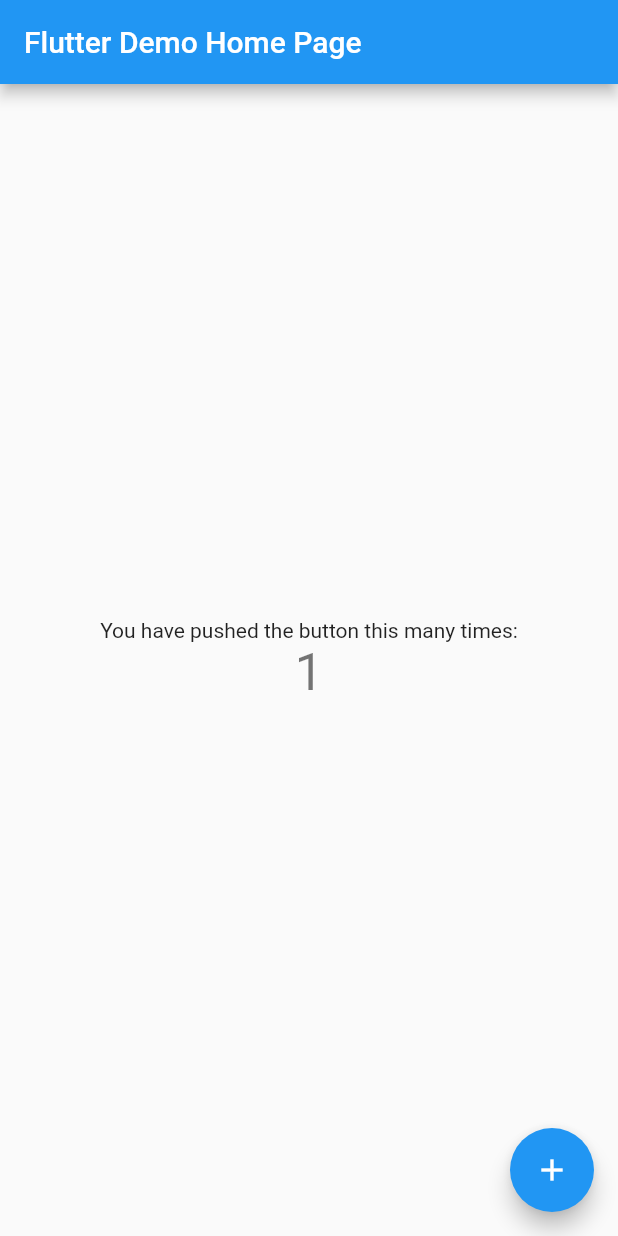
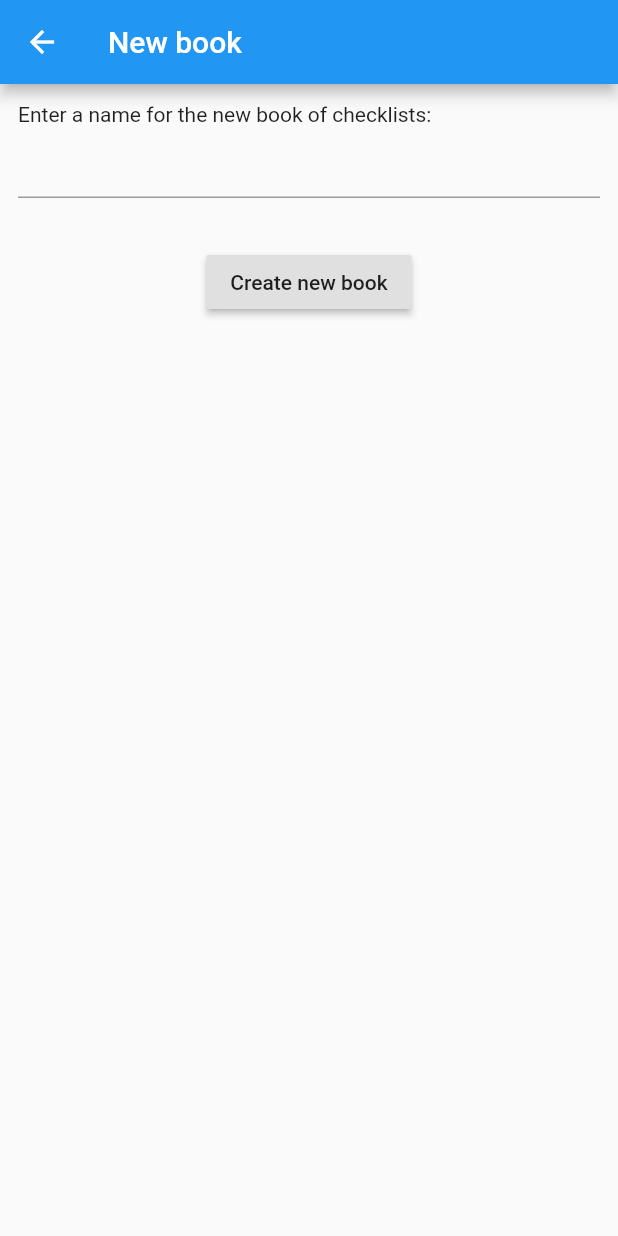
Before and after one commit to tlarsendataguy/checklist, a Flutter app: the screen it shows after launch, after a tap on the "add" icon, on a phone screen of 412 x 824 dp. Run offline on Flutter 3.47's test engine with Material 2 defaults, Android fonts, the phone set to English and light mode, and no system bars; missing offline and left inert: command, commandlist.

Commit message:
Refactor Container to Book, add initial UI pages

```diff
--- a/lib/main.dart
+++ b/lib/main.dart
@@ -1,109 +1,21 @@
 import 'package:flutter/material.dart';
+import 'package:checklist/ui/landing.dart';
+import 'package:checklist/ui/newbook.dart';
 
 void main() => runApp(new MyApp());
 
 class MyApp extends StatelessWidget {
-  // This widget is the root of your application.
   @override
   Widget build(BuildContext context) {
     return new MaterialApp(
-      title: 'Flutter Demo',
+      title: 'Checklist App',
       theme: new ThemeData(
-        // This is the theme of your application.
-        //
-        // Try running your application with "flutter run". You'll see the
-        // application has a blue toolbar. Then, without quitting the app, try
-        // changing the primarySwatch below to Colors.green and then invoke
-        // "hot reload" (press "r" in the console where you ran "flutter run",
-        // or press Run > Flutter Hot Reload in IntelliJ). Notice that the
-        // counter didn't reset back to zero; the application is not restarted.
         primarySwatch: Colors.blue,
       ),
-      home: new MyHomePage(title: 'Flutter Demo Home Page'),
+      home: new Landing(),
+      routes: {
+        "/newBook": (BuildContext context) => new NewBook(),
+      },
     );
   }
 }
-
-class MyHomePage extends StatefulWidget {
-  MyHomePage({Key key, this.title}) : super(key: key);
-
-  // This widget is the home page of your application. It is stateful, meaning
-  // that it has a State object (defined below) that contains fields that affect
-  // how it looks.
-
-  // This class is the configuration for the state. It holds the values (in this
-  // case the title) provided by the parent (in this case the App widget) and
-  // used by the build method of the State. Fields in a Widget subclass are
-  // always marked "final".
-
-  final String title;
-
-  @override
-  _MyHomePageState createState() => new _MyHomePageState();
-}
-
-class _MyHomePageState extends State<MyHomePage> {
-  int _counter = 0;
-
-  void _incrementCounter() {
-    setState(() {
-      // This call to setState tells the Flutter framework that something has
-      // changed in this State, which causes it to rerun the build method below
-      // so that the display can reflect the updated values. If we changed
-      // _counter without calling setState(), then the build method would not be
-      // called again, and so nothing would appear to happen.
-      _counter++;
-    });
-  }
-
-  @override
-  Widget build(BuildContext context) {
-    // This method is rerun every time setState is called, for instance as done
-    // by the _incrementCounter method above.
-    //
-    // The Flutter framework has been optimized to make rerunning build methods
-    // fast, so that you can just rebuild anything that needs updating rather
-    // than having to individually change instances of widgets.
-    return new Scaffold(
-      appBar: new AppBar(
-        // Here we take the value from the MyHomePage object that was created by
-        // the App.build method, and use it to set our appbar title.
-        title: new Text(widget.title),
-      ),
-      body: new Center(
-        // Center is a layout widget. It takes a single child and positions it
-        // in the middle of the parent.
-        child: new Column(
-          // Column is also layout widget. It takes a list of children and
-          // arranges them vertically. By default, it sizes itself to fit its
-          // children horizontally, and tries to be as tall as its parent.
-          //
-          // Invoke "debug paint" (press "p" in the console where you ran
-          // "flutter run", or select "Toggle Debug Paint" from the Flutter tool
-          // window in IntelliJ) to see the wireframe for each widget.
-          //
-          // Column has various properties to control how it sizes itself and
-          // how it positions its children. Here we use mainAxisAlignment to
-          // center the children vertically; the main axis here is the vertical
-          // axis because Columns are vertical (the cross axis would be
-          // horizontal).
-          mainAxisAlignment: MainAxisAlignment.center,
-          children: <Widget>[
-            new Text(
-              'You have pushed the button this many times:',
-            ),
-            new Text(
-              '$_counter',
-              style: Theme.of(context).textTheme.display1,
-            ),
-          ],
-        ),
-      ),
-      floatingActionButton: new FloatingActionButton(
-        onPressed: _incrementCounter,
-        tooltip: 'Increment',
-        child: new Icon(Icons.add),
-      ), // This trailing comma makes auto-formatting nicer for build methods.
-    );
-  }
-}
--- a/lib/src/container.dart
+++ b/lib/src/book.dart
@@ -3,7 +3,7 @@ import 'package:checklist/src/checklist.dart';
 import 'package:commandlist/commandlist.dart';
 import 'package:command/command.dart';
 
-class Container {
+class Book {
   static const String _normalTag = "NormalLists";
   static const String _emergencyTag = "EmergencyLists";
   String _name;
@@ -16,7 +16,7 @@ class Container {
   CommandList<Checklist> get normalLists => _normalLists;
   CommandList<Checklist> get emergencyLists => _emergencyLists;
 
-  Container(String name,
+  Book(String name,
       {String id,
       Iterable<Checklist> normalLists,
       Iterable<Checklist> emergencyLists}) : assert(name != null) {
@@ -32,10 +32,10 @@ class Container {
 }
 
 class ChangeName extends CommandAction{
-  final Container container;
+  final Book container;
   final String newName;
   final String oldName;
-  String get key => "Container.ChangeName";
+  String get key => "Book.ChangeName";
 
   ChangeName(this.container,this.newName) : oldName = container.name;
 
--- a/lib/src/serializer.dart
+++ b/lib/src/serializer.dart
@@ -1,15 +1,15 @@
 import 'dart:convert';
 import 'package:checklist/src/checklist.dart';
-import 'package:checklist/src/container.dart';
+import 'package:checklist/src/book.dart';
 import 'package:checklist/src/item.dart';
 import 'package:checklist/src/note.dart';
 
 class Serializer {
-  static String serialize(Container container) {
-    return Serialize.serialize(container);
+  static String serialize(Book book) {
+    return Serialize.serialize(book);
   }
 
-  static Container deserialize(String serializedContainer) {
+  static Book deserialize(String serializedContainer) {
     var deserializer = new Deserialize();
     return deserializer.deserialize(serializedContainer);
   }
@@ -21,25 +21,24 @@ class Deserialize {
   var _nextPrimaries = new List<ChecklistMap>();
   var _nextAlternatives = new List<ChecklistMap>();
 
-  Container deserialize(String serializedContainer) {
+  Book deserialize(String serializedBook) {
     _idToList.clear();
     _uniqueNotes.clear();
     _nextPrimaries.clear();
     _nextAlternatives.clear();
 
     try {
-      Map<String, Object> map = JSON.decode(serializedContainer);
-      return _deserializeContainer(serializedContainer);
+      return _deserializeBook(serializedBook);
     } catch (_, stacktrace) {
       throw new MalformedStringException(
-        "The string does not represent a valid Container object",
+        "The string does not represent a valid Book object",
         stacktrace,
       );
     }
   }
 
-  Container _deserializeContainer(String serializedContainer) {
-    Map<String, Object> map = JSON.decode(serializedContainer);
+  Book _deserializeBook(String serializedBook) {
+    Map<String, Object> map = JSON.decode(serializedBook);
     var normalLists = _deserializeChecklistList(map['normalLists']);
     var emergencyLists = _deserializeChecklistList(map['emergencyLists']);
 
@@ -51,7 +50,7 @@ class Deserialize {
       map.list.nextAlternatives.insert(_idToList[map.mappedId]);
     }
 
-    return new Container(
+    return new Book(
       map['name'],
       id: map['id'],
       normalLists: normalLists,
@@ -135,7 +134,7 @@ class Deserialize {
 }
 
 class Serialize {
-  static String serialize(Container container) {
+  static String serialize(Book container) {
     var containerMap = <String, Object>{
       "name": container.name,
       "id": container.id,
--- /dev/null
+++ b/lib/ui/editBook.dart
@@ -0,0 +1,24 @@
+import 'package:flutter/material.dart';
+
+class EditBook extends StatefulWidget {
+  final String id;
+  EditBook(this.id);
+
+  _EditBookState createState() => new _EditBookState();
+}
+
+class _EditBookState extends State<EditBook> {
+  _EditBookState();
+
+  Widget build(BuildContext context) {
+    return new Scaffold(
+      appBar: new AppBar(
+        title: new Text("Edit book"),
+      ),
+      body: new Padding(
+        padding: new EdgeInsets.all(12.0),
+        child: new Text("Hello world!"),
+      ),
+    );
+  }
+}
--- /dev/null
+++ b/lib/ui/landing.dart
@@ -0,0 +1,26 @@
+import 'package:flutter/material.dart';
+
+class Landing extends StatefulWidget {
+  Landing({Key key}) : super(key: key);
+
+  _LandingState createState() => new _LandingState();
+}
+
+class _LandingState extends State<Landing> {
+  _LandingState();
+
+  Widget build(BuildContext context) {
+    return new Scaffold(
+      appBar: new AppBar(
+        title: new Text("Checklist App"),
+      ),
+      body: new ListView(),
+      floatingActionButton: new FloatingActionButton(
+        onPressed: () {
+          Navigator.of(context).pushNamed("/newBook");
+        },
+        child: new Icon(Icons.add),
+      ),
+    );
+  }
+}
--- /dev/null
+++ b/lib/ui/newbook.dart
@@ -0,0 +1,87 @@
+import 'dart:async';
+
+import 'package:checklist/src/serializer.dart';
+import 'package:flutter/material.dart';
+import 'package:flutter/cupertino.dart';
+import 'package:checklist/src/book.dart';
+import 'package:checklist/ui/editBook.dart';
+
+class NewBook extends StatefulWidget {
+  NewBook();
+
+  _NewBookState createState() => new _NewBookState();
+}
+
+class _NewBookState extends State<NewBook> {
+  TextEditingController _name = new TextEditingController();
+  InputDecoration _nameDecoration = new InputDecoration();
+  bool _creating = false;
+
+  _NewBookState();
+
+  Widget build(BuildContext context) {
+    return new Scaffold(
+      appBar: new AppBar(
+        title: new Text("New book"),
+      ),
+      body: new Padding(
+        padding: new EdgeInsets.all(12.0),
+        child: new Column(
+          crossAxisAlignment: CrossAxisAlignment.start,
+          children: <Widget>[
+            new Text("Enter a name for the new book of checklists:"),
+            new TextField(
+              controller: _name,
+              decoration: _nameDecoration,
+            ),
+            new Center(
+              child: new Padding(
+                padding: new EdgeInsets.all(32.0),
+                child: new RaisedButton(
+                  child: _createButtonContent(),
+                  onPressed: _createContainer,
+                ),
+              ),
+            ),
+          ],
+        ),
+      ),
+    );
+  }
+
+  Widget _createButtonContent() {
+    var createBookText = "Create new book";
+    if (_creating) {
+      return new IntrinsicWidth(
+        child: new Row(
+          children: <Widget>[
+            new Text(createBookText),
+            new CupertinoActivityIndicator(),
+          ],
+        ),
+      );
+    } else {
+      return new Text(createBookText);
+    }
+  }
+
+  Future _createContainer() async {
+    if (_name.text == "") {
+      setState(() => _nameDecoration = new InputDecoration(
+            errorText: "The name cannot be blank",
+          ));
+      return;
+    }
+    setState(() {
+      _creating = true;
+      _nameDecoration = new InputDecoration();
+    });
+    var book = new Book(_name.text);
+    String bookSerialized = Serializer.serialize(book);
+    Navigator.of(context).pushReplacement(
+        new MaterialPageRoute(
+            builder: (_) => new EditBook(book.id),
+        ),
+    );
+  }
+}
```
Also changed, not shown: 3 other files.
